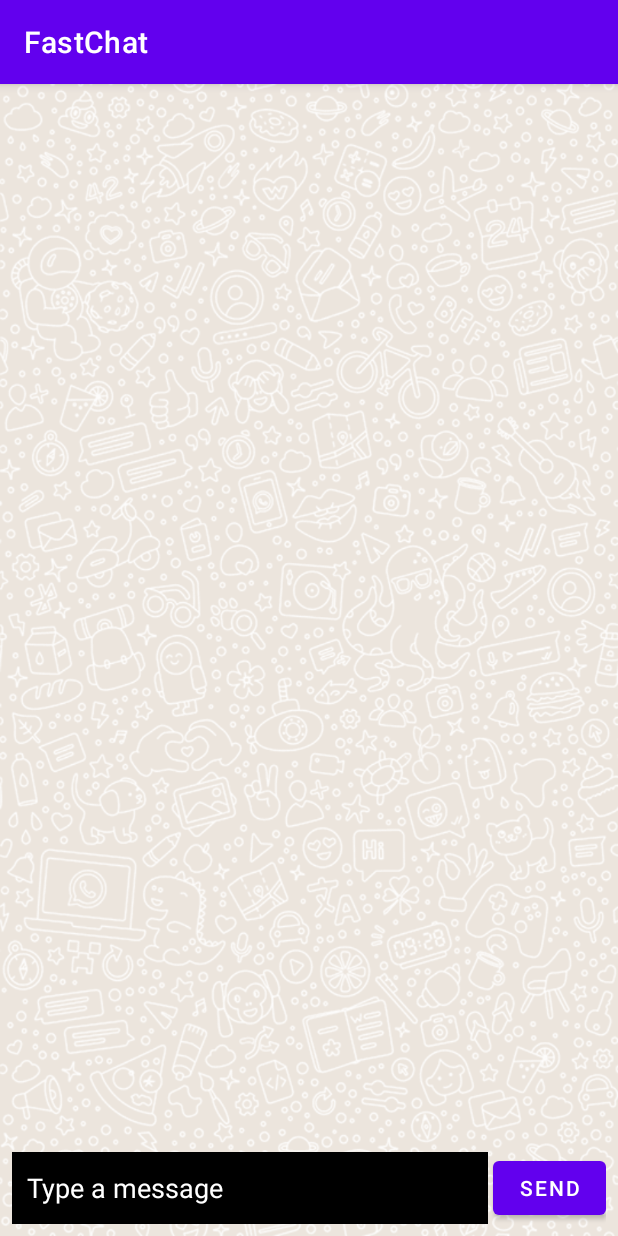
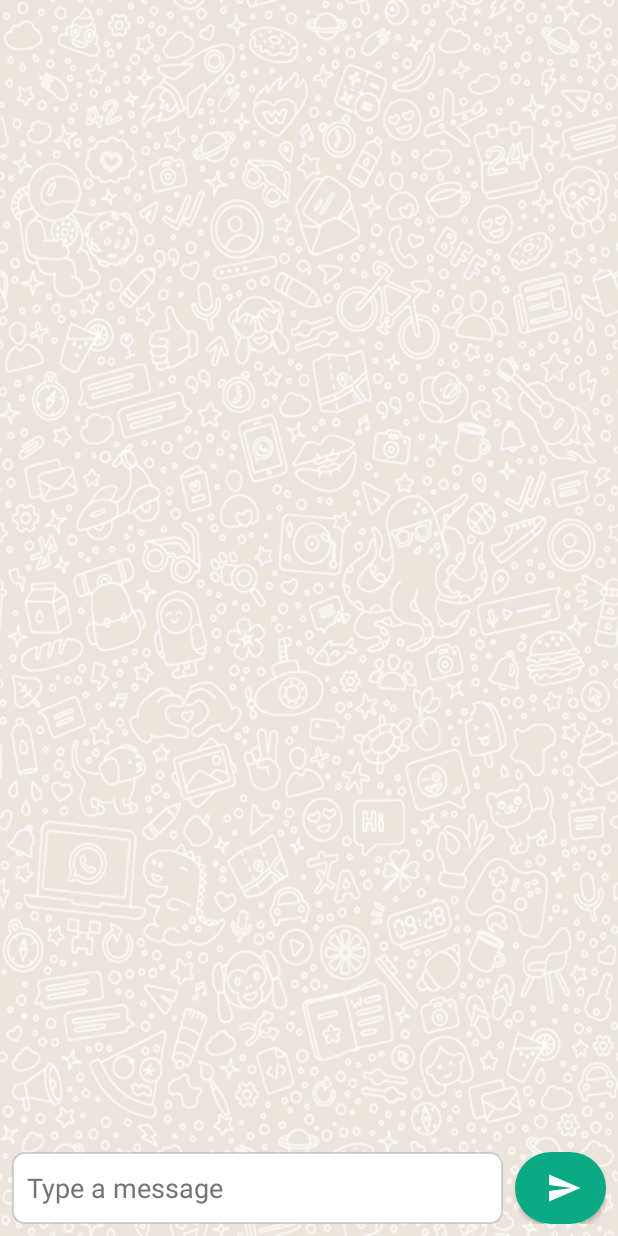
Before and after one commit to Jkutkut/FastChat, an Android app: the ChatActivity screen opened directly, with no data from a screen before it, on a phone screen of 412 x 824 dp. Run offline under Robolectric (Android 15) with nearby library versions, the phone set to English and light mode, and no system bars; libraries missing offline, so code that uses them is left out: com.neovisionaries.ws; 3 statements that could not run were skipped.

Commit message:
add send msg, button style

```diff
--- a/app/app/src/main/java/org/fastchat/MainActivity.java
+++ b/app/app/src/main/java/org/fastchat/MainActivity.java
@@ -22,7 +22,7 @@ public class MainActivity extends AppCompatActivity {
 
         btnGoToChatActivity.setOnClickListener(v -> {
 
-            String ip = "10.34.177.202"; // IP WebSocket server
+            String ip = "192.168.1.135"; // IP WebSocket server
             String port = "4242"; // Port WebSocket server
             String endpoint = "test"; // Path WebSocket server
 
--- /dev/null
+++ b/app/app/src/main/res/drawable/baseline_send_24.xml
@@ -0,0 +1,5 @@
+<vector android:autoMirrored="true" android:height="24dp"
+    android:tint="#FFFFFF" android:viewportHeight="24"
+    android:viewportWidth="24" android:width="24dp" xmlns:android="http://schemas.android.com/apk/res/android">
+    <path android:fillColor="@android:color/white" android:pathData="M2.01,21L23,12 2.01,3 2,10l15,2 -15,2z"/>
+</vector>
--- /dev/null
+++ b/app/app/src/main/res/drawable/msg_bar_send.xml
@@ -0,0 +1,9 @@
+<?xml version="1.0" encoding="utf-8"?>
+<layer-list xmlns:android="http://schemas.android.com/apk/res/android" >
+<item>
+    <shape android:shape="rectangle" android:padding="10dp">
+        <corners android:radius="400dp" />
+        <solid android:color="#09a984" />
+    </shape>
+</item>
+</layer-list>
--- /dev/null
+++ b/app/app/src/main/res/drawable/msg_bar_style.xml
@@ -0,0 +1,21 @@
+<shape xmlns:android="http://schemas.android.com/apk/res/android" android:shape="rectangle">
+    <stroke
+        android:width="1dp"
+        android:color="#4D747477" />
+    <corners android:radius="8dp"/>
+    <solid android:color="@color/white" />
+    <padding
+        android:left="0dp"
+        android:top="0dp"
+        android:right="0dp"
+        android:bottom="0dp" />
+    <corners android:radius="8dp" />
+    <solid android:color="@color/white" />
+    <padding
+        android:left="0dp"
+        android:top="0dp"
+        android:right="0dp"
+        android:bottom="0dp" />
+    <elevation android:value="4dp" />
+    <solid android:color="@color/white" />
+</shape>
--- a/app/app/src/main/res/layout/activity_chat.xml
+++ b/app/app/src/main/res/layout/activity_chat.xml
@@ -23,10 +23,10 @@
             android:id="@+id/rvMessages"
             android:layout_width="match_parent"
             android:layout_height="match_parent"
+            android:layout_margin="8dp"
             android:scrollbars="vertical"
             app:layout_constraintBottom_toTopOf="@id/llSendMsg"
-        app:layout_constraintTop_toTopOf="parent"
-        android:layout_margin="8dp" />
+            app:layout_constraintTop_toTopOf="parent" />
 
     </LinearLayout>
 
@@ -45,21 +45,22 @@
             android:layout_width="match_parent"
             android:layout_height="match_parent"
             android:layout_weight="2"
-            android:background="@color/black"
+            android:background="@drawable/msg_bar_style"
             android:hint="Type a message"
             android:inputType="text"
             android:padding="10dp"
-            android:textColor="@color/white"
-            android:textColorHint="@color/white" />
+            android:textColor="#525254"
+            android:textColorHint="#747477" />
 
         <Button
             android:id="@+id/btnSendMsg"
             android:layout_width="match_parent"
+            app:backgroundTint="#09a984"
+            android:drawableEnd="@drawable/baseline_send_24"
+            android:background="@drawable/msg_bar_send"
             android:layout_height="match_parent"
-            android:layout_weight="8"
-            android:text="Send"
-            android:layout_marginLeft="3dp"
-            android:textAllCaps="true" />
+            android:layout_marginStart="8dp"
+            android:layout_weight="9.5" />
     </LinearLayout>
 
 </androidx.constraintlayout.widget.ConstraintLayout>
--- a/app/app/src/main/res/values/themes.xml
+++ b/app/app/src/main/res/values/themes.xml
@@ -1,8 +1,8 @@
 <resources xmlns:tools="http://schemas.android.com/tools">
     <!-- Base application theme. -->
-    <style name="Theme.FastChat" parent="Theme.MaterialComponents.DayNight.DarkActionBar">
+    <style name="Theme.FastChat" parent="Theme.MaterialComponents.DayNight.NoActionBar">
         <!-- Primary brand color. -->
-        <item name="colorPrimary">@color/purple_500</item>
+        <item name="colorPrimary">@color/purple_200</item>
         <item name="colorPrimaryVariant">@color/purple_700</item>
         <item name="colorOnPrimary">@color/white</item>
         <!-- Secondary brand color. -->
@@ -12,5 +12,12 @@
         <!-- Status bar color. -->
         <item name="android:statusBarColor">?attr/colorPrimaryVariant</item>
         <!-- Customize your theme here. -->
+        <item name="android:windowBackground">@drawable/whatsappbackground</item>
     </style>
+
+    <style name="Button.White" parent="ThemeOverlay.AppCompat">
+        <item name="colorAccent">@android:color/white</item>
+    </style>
+
+
 </resources>
```
Lines whose indentation alone changed are shown as unchanged.
